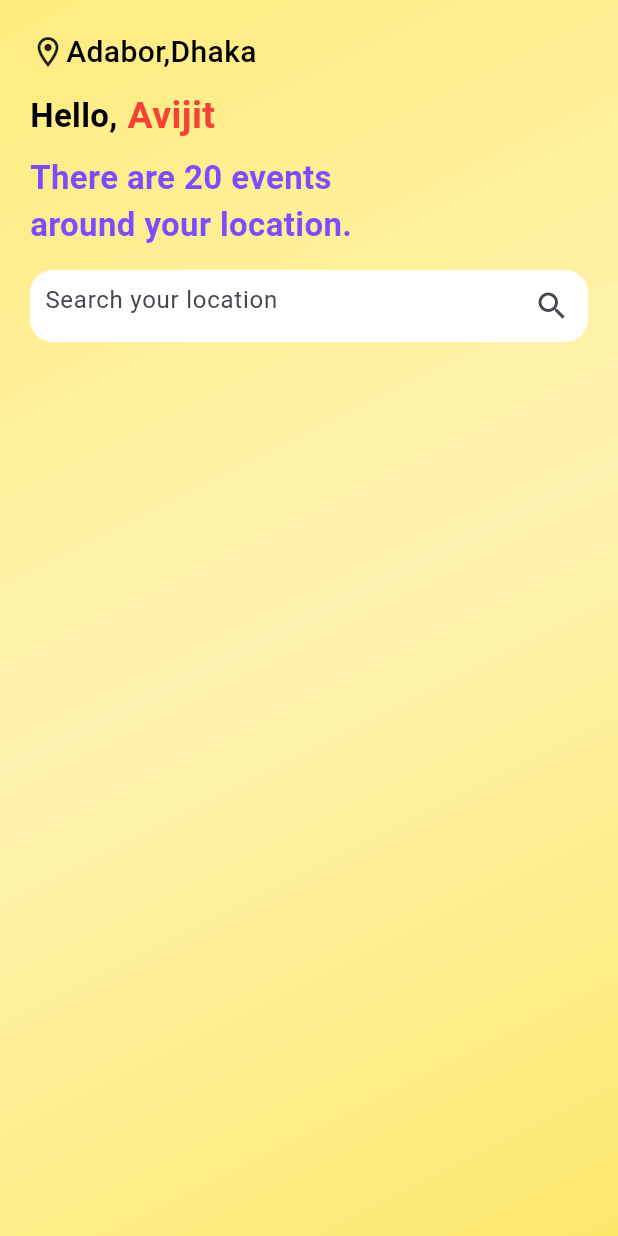
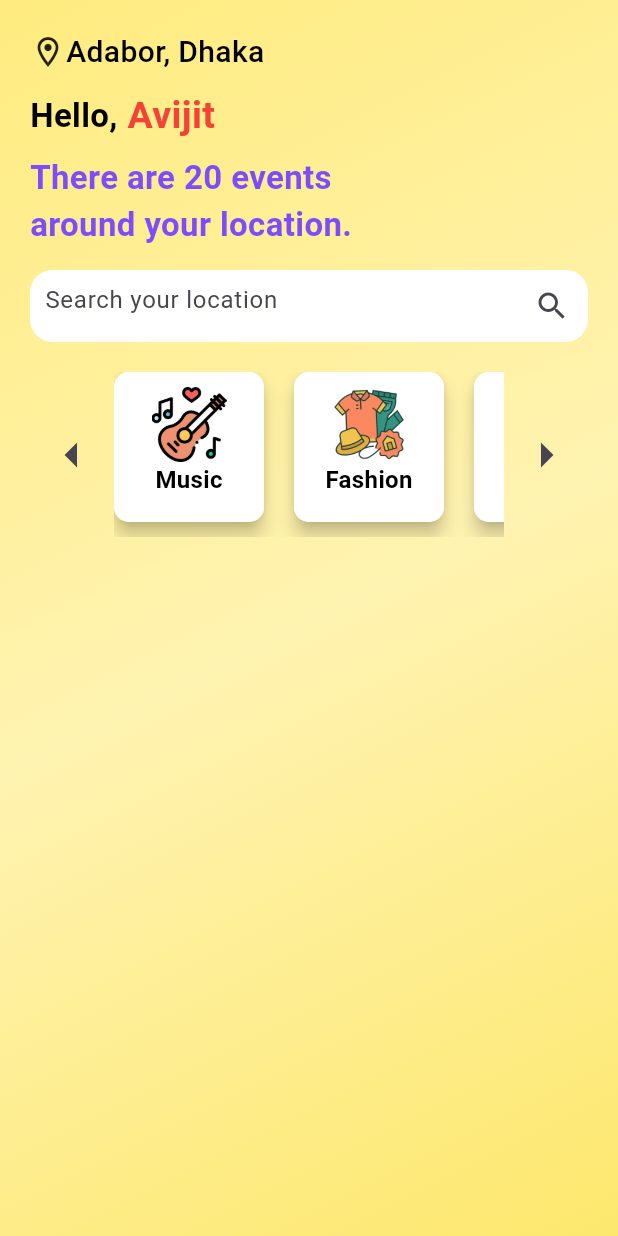
Before and after one commit to AvijitDasAvi/Event-Booking-App, a Flutter app: the screen it shows after launch, on a phone screen of 412 x 824 dp. Run offline on Flutter 3.47's test engine with Material 3 defaults, Android fonts, the phone set to English and light mode, and no system bars.

Commit message:
Add images and categories item

```diff
--- a/lib/pages/home_page.dart
+++ b/lib/pages/home_page.dart
@@ -1,4 +1,5 @@
 import 'package:event_booking_app/widgets/all_colors.dart';
+import 'package:event_booking_app/widgets/categoryItem.dart';
 import 'package:flutter/material.dart';
 
 class HomePage extends StatefulWidget {
@@ -9,6 +10,31 @@ class HomePage extends StatefulWidget {
 }
 
 class _HomePageState extends State<HomePage> {
+  // ScrollController to manage horizontal scrolling
+  final ScrollController _scrollController = ScrollController();
+
+  void _scrollLeft() {
+    _scrollController.animateTo(
+      _scrollController.offset - 120.0,
+      duration: Duration(milliseconds: 300),
+      curve: Curves.easeInOut,
+    );
+  }
+
+  void _scrollRight() {
+    _scrollController.animateTo(
+      _scrollController.offset + 120.0,
+      duration: Duration(milliseconds: 300),
+      curve: Curves.easeInOut,
+    );
+  }
+
+  @override
+  void dispose() {
+    _scrollController.dispose();
+    super.dispose();
+  }
+
   @override
   Widget build(BuildContext context) {
     return Scaffold(
@@ -21,11 +47,12 @@ class _HomePageState extends State<HomePage> {
         child: Column(
           crossAxisAlignment: CrossAxisAlignment.start,
           children: [
+            // For Location and Introduction
             Row(
               children: [
                 Icon(Icons.location_on_outlined),
                 Text(
-                  "Adabor,Dhaka",
+                  "Adabor, Dhaka",
                   style: TextStyle(
                     color: Colors.black,
                     fontSize: 20.0,
@@ -65,6 +92,7 @@ class _HomePageState extends State<HomePage> {
               ),
             ),
             SizedBox(height: 15.0),
+            // For Search field
             Container(
               padding: EdgeInsets.only(left: 10.0),
               width: MediaQuery.of(context).size.width,
@@ -80,21 +108,62 @@ class _HomePageState extends State<HomePage> {
                 ),
               ),
             ),
-            SizedBox(
-              height: 150.0,
-              child: ListView(
-                children: [
-                  Material(
-                    child: SizedBox(
-                      width: 100.0,
-                      child: Column(
-                        children: [],
-                      ),
+            SizedBox(height: 20.0),
+            // For list of the event categories with scrolling buttons
+            Row(
+              children: [
+                // Scroll Left Button
+                IconButton(
+                  icon: Icon(Icons.arrow_left, size: 40),
+                  onPressed: _scrollLeft,
+                ),
+                Expanded(
+                  child: SizedBox(
+                    height: 110.0,
+                    child: ListView(
+                      controller: _scrollController,
+                      scrollDirection: Axis.horizontal,
+                      children: [
+                        // For categories 1
+                        buildCategoryItem(
+                          "assets/images/guitar.png",
+                          "Music",
+                        ),
+                        SizedBox(width: 20.0),
+                        // For categories 2
+                        buildCategoryItem(
+                          "assets/images/brand.png",
+                          "Fashion",
+                        ),
+                        SizedBox(width: 20.0),
+                        // For categories 3
+                        buildCategoryItem(
+                          "assets/images/gamer.png",
+                          "Gaming",
+                        ),
+                        SizedBox(width: 20.0),
+                        // For categories 4
+                        buildCategoryItem(
+                          "assets/images/catering.png",
+                          "Food",
+                        ),
+                        SizedBox(width: 20.0),
+                        // For categories 5
+                        buildCategoryItem(
+                          "assets/images/concert.png",
+                          "Festival",
+                        ),
+                      ],
                     ),
-                  )
-                ],
-              ),
-            )
+                  ),
+                ),
+                // Scroll Right Button
+                IconButton(
+                  icon: Icon(Icons.arrow_right, size: 40),
+                  onPressed: _scrollRight,
+                ),
+              ],
+            ),
           ],
         ),
       ),
--- /dev/null
+++ b/lib/widgets/categoryItem.dart
@@ -0,0 +1,37 @@
+import 'package:flutter/material.dart';
+
+Widget buildCategoryItem(String imagePath, String label) {
+  return Container(
+    margin: EdgeInsets.only(bottom: 10.0),
+    child: Material(
+      elevation: 5.0,
+      borderRadius: BorderRadius.circular(10.0),
+      child: Container(
+        padding: EdgeInsets.all(10.0),
+        decoration: BoxDecoration(
+          color: Colors.white,
+          borderRadius: BorderRadius.circular(10.0),
+        ),
+        width: 100.0,
+        child: Column(
+          children: [
+            Image.asset(
+              imagePath,
+              height: 50.0,
+              width: 50.0,
+              fit: BoxFit.cover,
+            ),
+            Text(
+              label,
+              style: TextStyle(
+                color: Colors.black,
+                fontSize: 16.0,
+                fontWeight: FontWeight.bold,
+              ),
+            ),
+          ],
+        ),
+      ),
+    ),
+  );
+}
```
Also changed, not shown: assets/images/brand.png (added), assets/images/catering.png (added), assets/images/concert.png (added), assets/images/fashion.png (deleted), assets/images/gamer.png (added), assets/images/guitar.png (added), assets/images/music.png (deleted).
